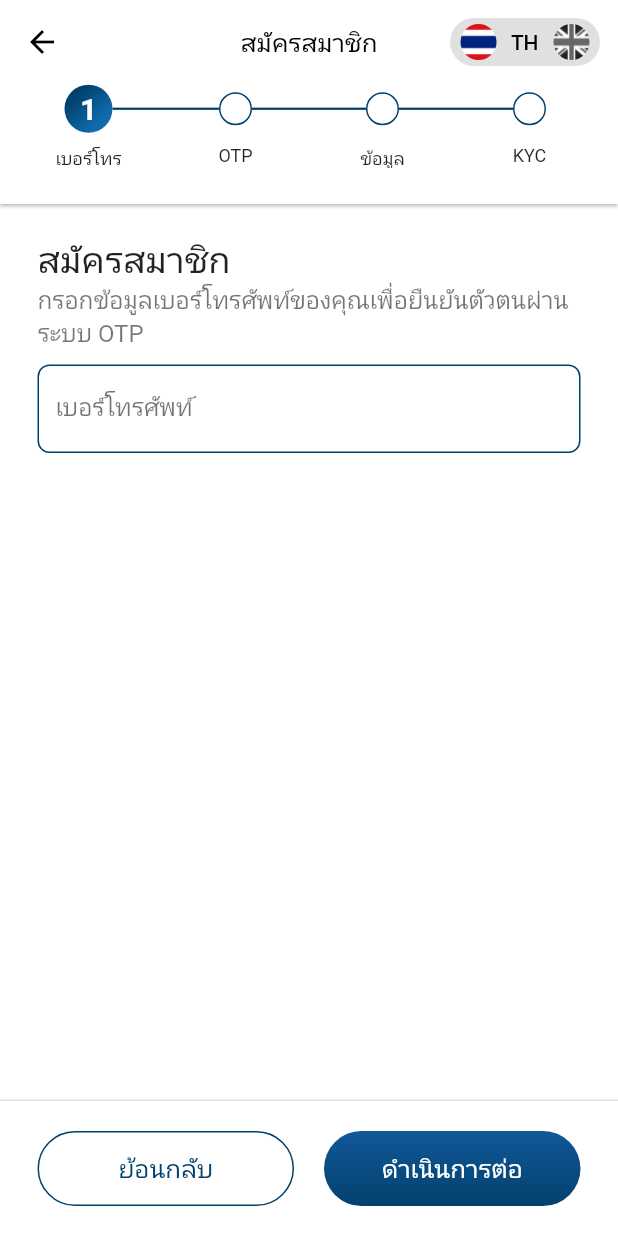
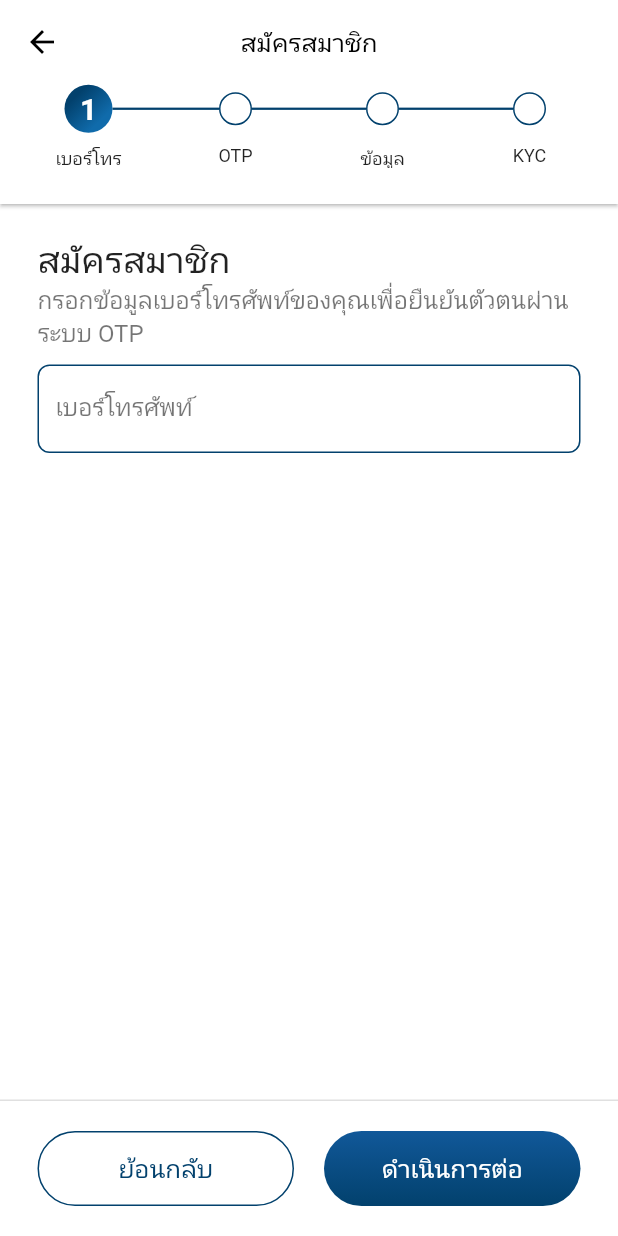
Before and after one commit to supavitham/gb-e-kyc, a Flutter app: the EKYCScreen screen opened directly, on a phone screen of 412 x 824 dp. Run offline on Flutter 3.47's test engine with Material 2 defaults, Android fonts, the light colour scheme and no system bars; our stand-ins replace bloc, camera, device_info_plus, dio, dotted_border, equatable and 9 more; missing offline and left inert: google_ml_kit, http_interceptor; accounts and stored records are empty; Roboto replaces fonts that are missing (Kanit, kanit).

Commit message:
edit code

```diff
--- a/lib/screens/e_kyc_screen.dart
+++ b/lib/screens/e_kyc_screen.dart
@@ -71,46 +71,46 @@ class _EKYCScreenState extends State<EKYCScreen> {
             color: Colors.black,
           ),
           actions: [
-            Container(
-              margin: EdgeInsets.all(12),
-              padding: EdgeInsets.all(4),
-              decoration: BoxDecoration(color: Colors.grey.shade300, borderRadius: BorderRadius.circular(40)),
-              child: Obx(() => Row(
-                    mainAxisAlignment: MainAxisAlignment.spaceBetween,
-                    children: [
-                      ...MultiLanguage.values.map((e) {
-                        bool selected = e == _eKYCController.currentLanguage.value;
-                        var index = MultiLanguage.values.indexOf(e);
-                        return Row(
-                          children: [
-                            GestureDetector(
-                              onTap: () {
-                                _eKYCController.currentLanguage.value = e;
-                                _eKYCController.currentLanguage.value == MultiLanguage.th ? Get.updateLocale(Locale('th', 'TH')) : Get.updateLocale(Locale('en', 'EN'));
-                              },
-                              child: Container(
-                                height: 30,
-                                width: 30,
-                                decoration: BoxDecoration(
-                                  image: DecorationImage(
-                                    image: AssetImage('assets/images/${index == 0 ? selected ? "Thailand-flag" : "Thailand-flag-bw" : selected ? "United_Kingdom" : "United_Kingdom_bw"}.png'),
-                                    fit: BoxFit.fill,
-                                  ),
-                                  shape: BoxShape.circle,
-                                ),
-                              ),
-                            ),
-                            if (index == 0)
-                              Text(
-                                "  ${selected ? "TH" : "EN"}  ",
-                                style: TextStyle(color: Colors.black, fontWeight: FontWeight.w500),
-                              )
-                          ],
-                        );
-                      }).toList()
-                    ],
-                  )),
-            )
+            // Container(
+            //   margin: EdgeInsets.all(12),
+            //   padding: EdgeInsets.all(4),
+            //   decoration: BoxDecoration(color: Colors.grey.shade300, borderRadius: BorderRadius.circular(40)),
+            //   child: Obx(() => Row(
+            //         mainAxisAlignment: MainAxisAlignment.spaceBetween,
+            //         children: [
+            //           ...MultiLanguage.values.map((e) {
+            //             bool selected = e == _eKYCController.currentLanguage.value;
+            //             var index = MultiLanguage.values.indexOf(e);
+            //             return Row(
+            //               children: [
+            //                 GestureDetector(
+            //                   onTap: () {
+            //                     _eKYCController.currentLanguage.value = e;
+            //                     _eKYCController.currentLanguage.value == MultiLanguage.th ? Get.updateLocale(Locale('th', 'TH')) : Get.updateLocale(Locale('en', 'EN'));
+            //                   },
+            //                   child: Container(
+            //                     height: 30,
+            //                     width: 30,
+            //                     decoration: BoxDecoration(
+            //                       image: DecorationImage(
+            //                         image: AssetImage('assets/images/${index == 0 ? selected ? "Thailand-flag" : "Thailand-flag-bw" : selected ? "United_Kingdom" : "United_Kingdom_bw"}.png'),
+            //                         fit: BoxFit.fill,
+            //                       ),
+            //                       shape: BoxShape.circle,
+            //                     ),
+            //                   ),
+            //                 ),
+            //                 if (index == 0)
+            //                   Text(
+            //                     "  ${selected ? "TH" : "EN"}  ",
+            //                     style: TextStyle(color: Colors.black, fontWeight: FontWeight.w500),
+            //                   )
+            //               ],
+            //             );
+            //           }).toList()
+            //         ],
+            //       )),
+            // )
           ],
           bottom: PreferredSize(
             preferredSize: const Size.fromHeight(80),
```
